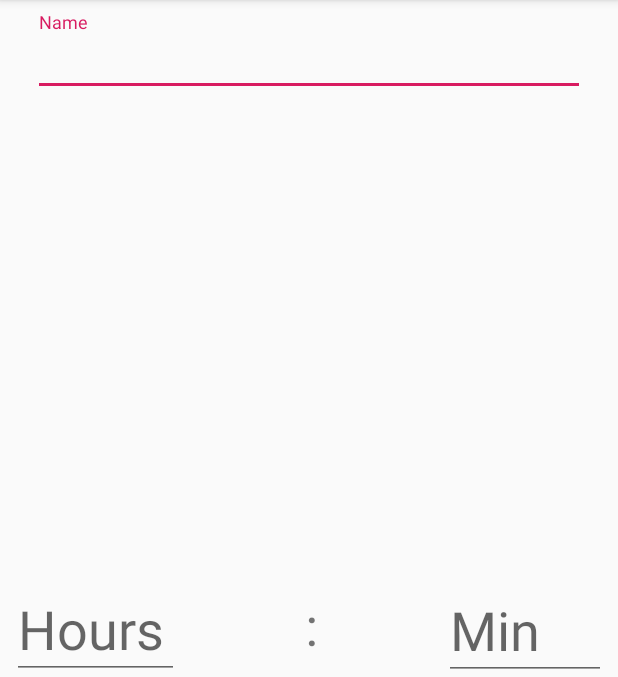
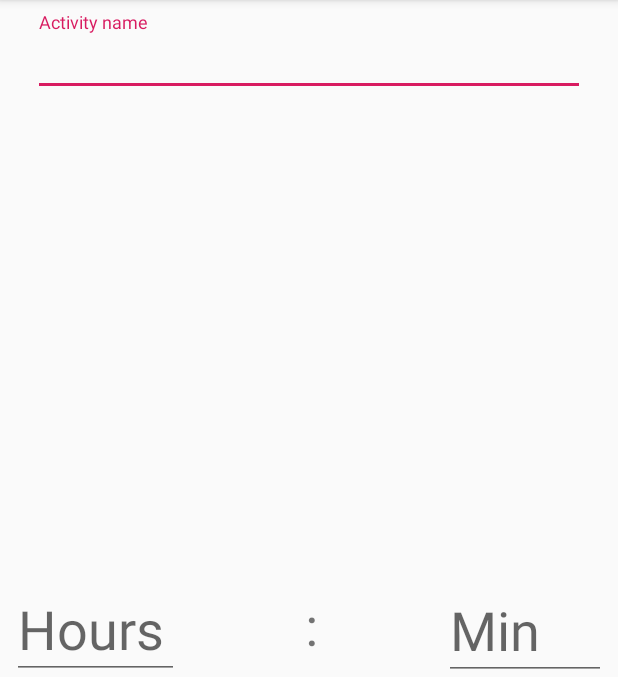
Before and after one commit to Jasondai9/Vivawake, an Android app: the ResetActivity screen opened directly, with no data from a screen before it, on a phone screen of 412 x 824 dp, the part 84-761 px from its top. Run offline under Robolectric (Android 15) with nearby library versions, the phone set to English and light mode, and no system bars.

Commit message:
activity

```diff
--- a/app/src/main/res/layout/activity_activityreset.xml
+++ b/app/src/main/res/layout/activity_activityreset.xml
@@ -21,7 +21,7 @@
             android:id="@+id/ActivityNameTxt"
             android:layout_width="match_parent"
             android:layout_height="wrap_content"
-            android:hint="Name" />
+            android:hint="Activity name" />
     </android.support.design.widget.TextInputLayout>
 
     <android.support.design.widget.TextInputLayout
```
